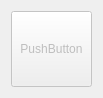
Qt form soundbutton.ui (pieero/pieeros-project) before a commit.
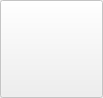
The same form after that commit.

The edit to the form file:
```diff
--- a/soundbutton.ui
+++ b/soundbutton.ui
@@ -11,7 +11,7 @@
    </rect>
   </property>
   <property name="sizePolicy">
-   <sizepolicy hsizetype="MinimumExpanding" vsizetype="MinimumExpanding">
+   <sizepolicy hsizetype="Expanding" vsizetype="Expanding">
     <horstretch>0</horstretch>
     <verstretch>0</verstretch>
    </sizepolicy>
@@ -20,6 +20,12 @@
    <string>Form</string>
   </property>
   <layout class="QGridLayout" name="gridLayout">
+   <property name="margin">
+    <number>0</number>
+   </property>
+   <property name="spacing">
+    <number>0</number>
+   </property>
    <item row="0" column="0">
     <widget class="QPushButton" name="button">
      <property name="enabled">
@@ -32,7 +38,7 @@
       </sizepolicy>
      </property>
      <property name="text">
-      <string>PushButton</string>
+      <string/>
      </property>
      <property name="checkable">
       <bool>true</bool>
```
